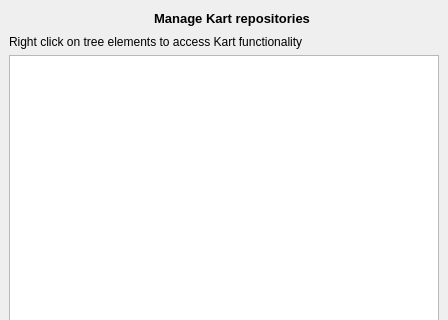
First picture: the form in kart/gui/dockwidget.ui, repository koordinates/kart-qgis-plugin, before the edit; both pictures show x 0 to 448 and y 0 to 320 of the 448 by 830 pixel window.
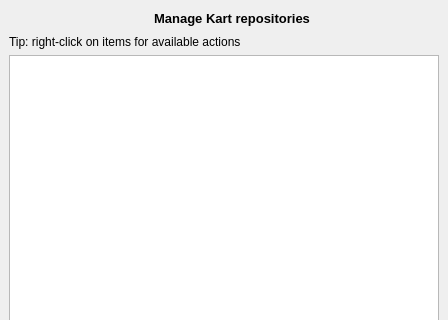
Second picture: the form after the edit.

Commit message: ui improvements for explorer widget menus

```diff
--- a/kart/gui/dockwidget.ui
+++ b/kart/gui/dockwidget.ui
@@ -74,7 +74,7 @@
     <item>
      <widget class="QLabel" name="label_2">
       <property name="text">
-       <string>Right click on tree elements to access Kart functionality</string>
+       <string>Tip: right-click on items for available actions</string>
       </property>
      </widget>
     </item>
```
Left out of the diff: 2 changed lines with no effect on the pictures. The commit also changes 1 other file.
